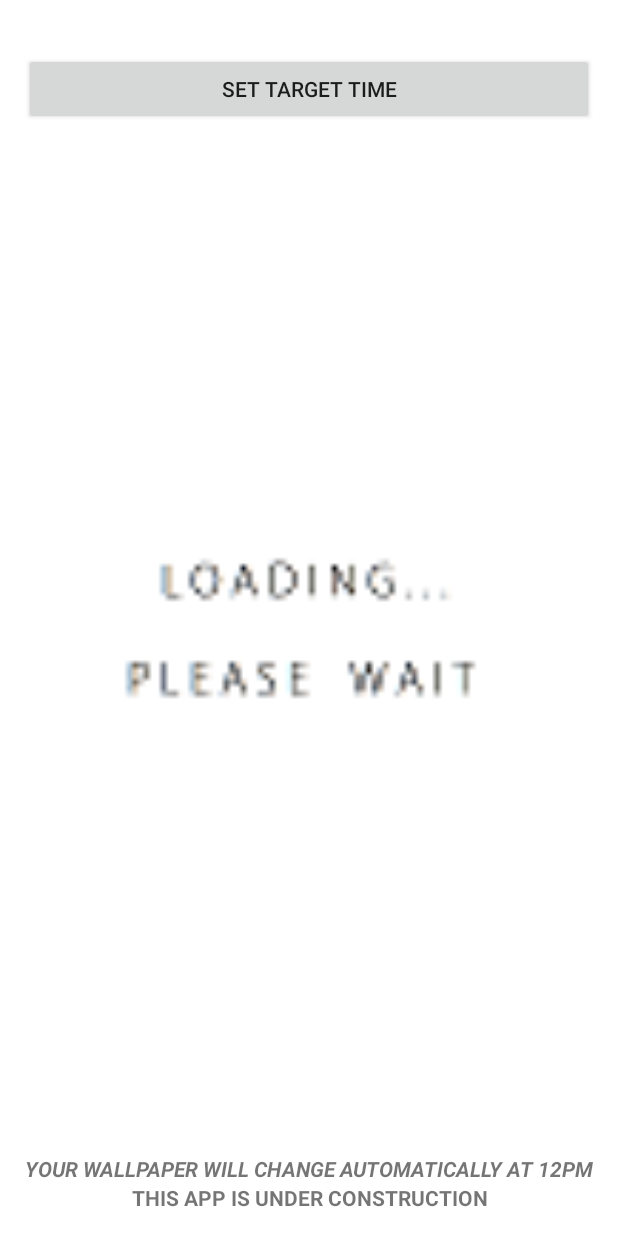
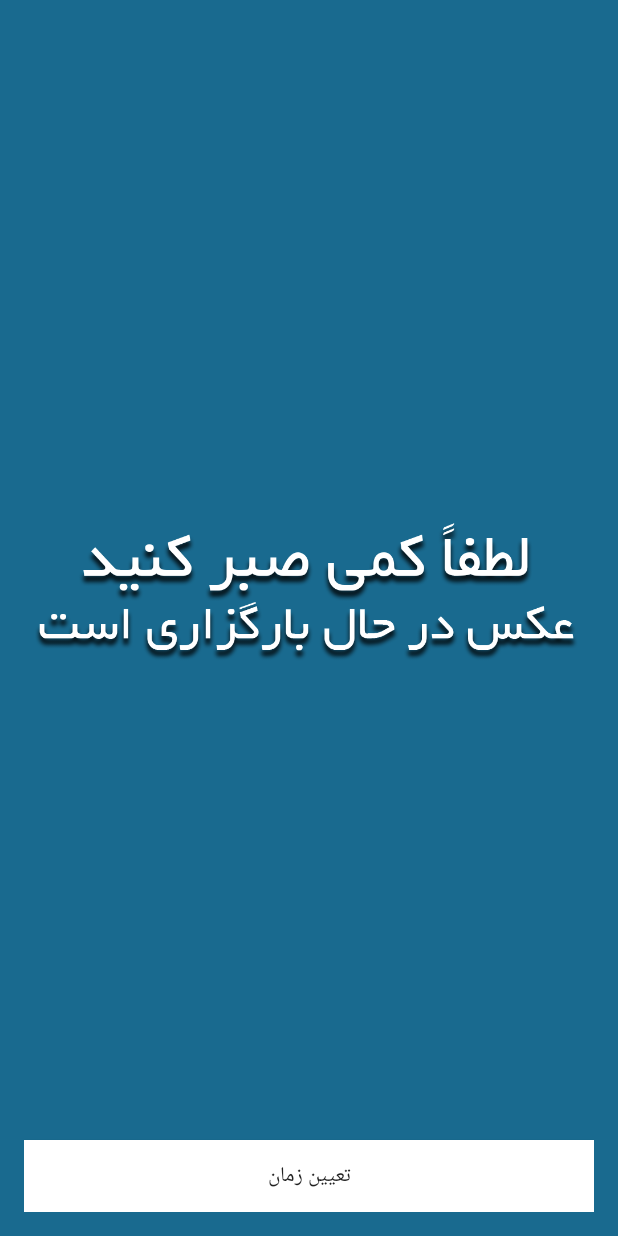
Before and after one commit to amebrahimi/ImageCaturer, an Android app: the layout activity_main.xml on its own in the app's theme, with its tools: preview values and no code run, on a phone screen of 412 x 824 dp. Run offline under Robolectric (Android 15) with nearby library versions, the phone set to English and light mode, and no system bars; network calls fail.

Commit message:
xml done

```diff
--- a/app/src/main/java/es/euphrat/clover/imagecaturer/MainActivity.java
+++ b/app/src/main/java/es/euphrat/clover/imagecaturer/MainActivity.java
@@ -21,6 +21,7 @@ import android.view.View;
 import android.view.View.OnClickListener;
 import android.widget.Button;
 import android.widget.ImageView;
+import android.widget.TextView;
 import android.widget.Toast;
 
 import java.io.BufferedInputStream;
@@ -41,7 +42,6 @@ MainActivity extends FragmentActivity {
 
     public static String TAG = MainActivity.class.getSimpleName();
     public static String DIRECTORY = Environment.getExternalStorageDirectory().toString() + "/Image Capturer";
-    public static String DIRECTORY2 = Environment.getExternalStorageDirectory().toString() + "/Image Capturer2";
     private String[] perms = {"android.permission.READ_EXTERNAL_STORAGE", "android.permission.WRITE_EXTERNAL_STORAGE"};
 
 
@@ -59,6 +59,7 @@ MainActivity extends FragmentActivity {
     private int mMinute;
     private SharedPreferences mSharedPreferences;
     private SharedPreferences.Editor mEditor;
+    private TextView time;
 
 
     private Handler mHandler = new Handler() {
@@ -76,10 +77,18 @@ MainActivity extends FragmentActivity {
             mEditor.commit();
 
             Util.alarmManager(getApplicationContext(), mSharedPreferences.getInt(KEY_HOUR, 0), mSharedPreferences.getInt(KEY_MINUTE, 0));
-
+            time.setText(getString(R.string.wallpaperChanging1) + " " + String.format("%02d",mSharedPreferences.getInt(KEY_MINUTE, 0)) +" : "
+                    +String.format("%02d",mSharedPreferences.getInt(KEY_HOUR, 0))+" "+(getString(R.string.wallpaperChanging2)));
         }
     };
 
+    @Override
+    protected void onResume() {
+        super.onResume();
+
+        time.setText(getString(R.string.wallpaperChanging1) + " " + String.format("%02d",mSharedPreferences.getInt(KEY_MINUTE, 0)) +" : "
+                +String.format("%02d",mSharedPreferences.getInt(KEY_HOUR, 0))+" "+(getString(R.string.wallpaperChanging2)));
+    }
 
     @Override
     protected void onCreate(Bundle savedInstanceState) {
@@ -88,6 +97,7 @@ MainActivity extends FragmentActivity {
         mSharedPreferences = getSharedPreferences(PREFS_FILE , Context.MODE_PRIVATE);
         mEditor = mSharedPreferences.edit();
 
+        time = (TextView) findViewById(R.id.textView2);
         imageview = (ImageView) findViewById(R.id.imageView1);
         GetImageURL getImageAddress = new GetImageURL();
         try {
@@ -122,7 +132,7 @@ MainActivity extends FragmentActivity {
         /** man inaro felan gheire faal kardam */
         Util.makeDirectory(DIRECTORY);
         Util.alarmManager(this, mSharedPreferences.getInt(KEY_HOUR , 0), mSharedPreferences.getInt(KEY_MINUTE, 0));
-        Util.makeDirectory(DIRECTORY2);
+
 
         OnClickListener listener = new OnClickListener() {
             @Override
@@ -224,9 +234,6 @@ MainActivity extends FragmentActivity {
 
             imageview.setImageDrawable(Drawable.createFromPath(getPath));
 
-            Toast.makeText(MainActivity.this, "Image Downloaded and Set to Wallpaper Successfully", Toast.LENGTH_LONG).show();
-
-
 
         }
 
--- a/app/src/main/java/es/euphrat/clover/imagecaturer/Util.java
+++ b/app/src/main/java/es/euphrat/clover/imagecaturer/Util.java
@@ -54,6 +54,7 @@ public class Util {
                 mPendingIntent);
         Log.d ("HOUR", String.valueOf(hour));
         Log.d ("MINUTE", String.valueOf(minute));
+
 
 //        mAlarmManager.set(AlarmManager.RTC_WAKEUP, System.currentTimeMillis() + 1000 * 4, mPendingIntent);
         Log.i(MainActivity.TAG, "We Are getting the broadcast...");
--- a/app/src/main/res/layout/activity_main.xml
+++ b/app/src/main/res/layout/activity_main.xml
@@ -2,7 +2,7 @@
 <RelativeLayout
     xmlns:android="http://schemas.android.com/apk/res/android"
     xmlns:tools="http://schemas.android.com/tools"
-    android:background="@color/white"
+    android:background="@color/background"
     android:layout_width="match_parent"
     android:layout_height="match_parent"
     android:paddingBottom="@dimen/activity_vertical_margin"
@@ -11,47 +11,40 @@
     android:paddingTop="@dimen/activity_vertical_margin"
     tools:context="es.euphrat.clover.imagecaturer.MainActivity">
 
+
     <ImageView
         android:id="@+id/imageView1"
         android:src="@mipmap/pleasew8"
         android:layout_width="match_parent"
-        android:layout_height="wrap_content"
-        android:layout_centerHorizontal="true"
-        android:layout_above="@+id/textView2"
-        android:layout_below="@+id/btnSet" />
+        android:layout_height="match_parent"
+        android:layout_below="@+id/textView2"
+        android:layout_alignParentEnd="true"
+        android:scaleType="fitCenter"
+        android:adjustViewBounds="false"
+        android:cropToPadding="false"
+        android:layout_above="@+id/btnSet" />
+
+
 
     <TextView
-        android:text="@string/under_construction"
         android:layout_width="match_parent"
         android:layout_height="wrap_content"
-        android:id="@+id/textView"
-        android:layout_alignParentBottom="true"
-        android:layout_centerHorizontal="true"
+        android:id="@+id/textView2"
+        android:layout_alignParentTop="true"
+        android:layout_alignParentStart="true"
+        android:textSize="20sp"
         android:textAlignment="center"
+        android:textColor="#ffffff"
         android:textStyle="normal|bold" />
-
-    <TextView
-        android:text="@string/wallpaperChanging"
-        android:layout_width="match_parent"
-        android:layout_height="wrap_content"
-        android:layout_above="@+id/textView"
-        android:layout_centerHorizontal="true"
-        android:id="@+id/textView2"
-        android:textAlignment="center"
-        android:textStyle="normal|bold|italic" />
-
-    <TextView
-        android:id="@+id/alarmprompt"
-        android:layout_width="fill_parent"
-        android:layout_height="wrap_content" />
 
     <Button
         android:id="@+id/btnSet"
         android:layout_width="fill_parent"
         android:layout_height="wrap_content"
-        android:text="Set Target Time"
-        android:layout_below="@+id/alarmprompt"
-        android:layout_alignParentLeft="true"
+        android:text="@string/buttonText"
+        android:background="#ffffff"
+        android:elevation="0dp"
+        android:layout_alignParentBottom="true"
         android:layout_alignParentStart="true" />
 
 </RelativeLayout>
--- a/app/src/main/res/values/colors.xml
+++ b/app/src/main/res/values/colors.xml
@@ -4,4 +4,5 @@
     <color name="colorPrimaryDark">#303F9F</color>
     <color name="colorAccent">#FF4081</color>
     <color name="white">#FFFFFF</color>
+    <color name="background">#196a8f</color>
 </resources>
--- a/app/src/main/res/values/strings.xml
+++ b/app/src/main/res/values/strings.xml
@@ -1,6 +1,8 @@
 <resources>
     <string name="app_name">Image Capture</string>
     <string name="under_construction">THIS APP IS UNDER CONSTRUCTION</string>
-    <string name="wallpaperChanging">YOUR WALLPAPER WILL CHANGE AUTOMATICALLY AT 12PM</string>
+    <string name="wallpaperChanging1">در ساعت </string>
+    <string name="wallpaperChanging2">تصویر پس زمینه موبایل شما به تصویر نجومی روز ناسا تغییر خواهد کرد</string>
+    <string name="buttonText">تعیین زمان</string>
 
 </resources>
```
Also changed, not shown: app/src/main/res/mipmap-hdpi/ic_launcher.png, app/src/main/res/mipmap-hdpi/pleasew8.png, app/src/main/res/mipmap-mdpi/ic_launcher.png, app/src/main/res/mipmap-mdpi/pleasew8.png, app/src/main/res/mipmap-xhdpi/ic_launcher.png, app/src/main/res/mipmap-xhdpi/pleasew8.png, app/src/main/res/mipmap-xxhdpi/ic_launcher.png, app/src/main/res/mipmap-xxhdpi/pleasew8.png, app/src/main/res/mipmap-xxxhdpi/ic_launcher.png, app/src/main/res/mipmap-xxxhdpi/pleasew8.png.
